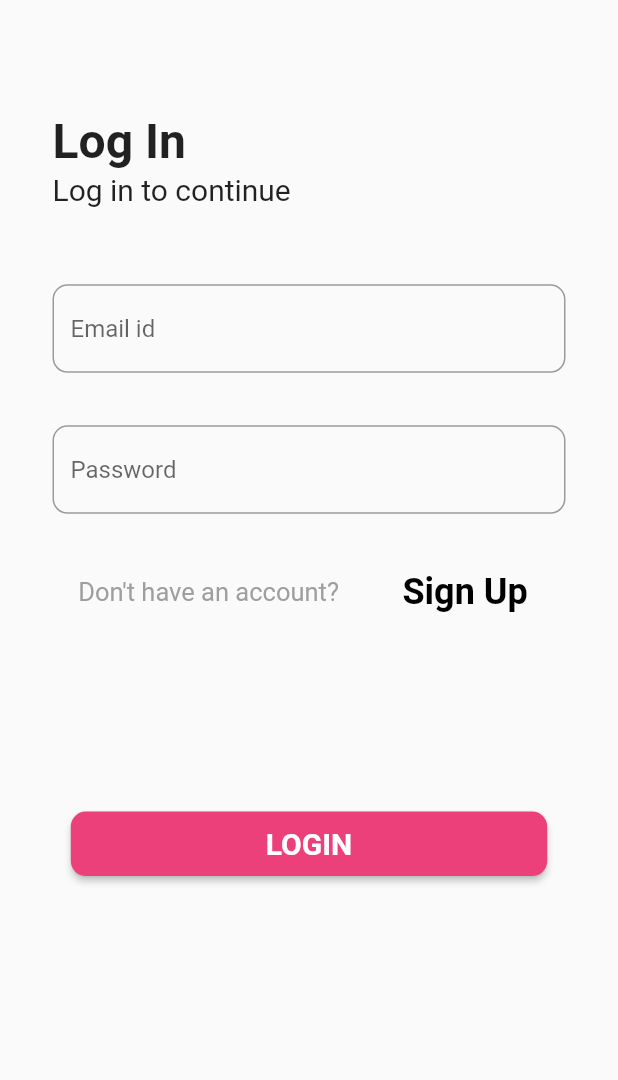
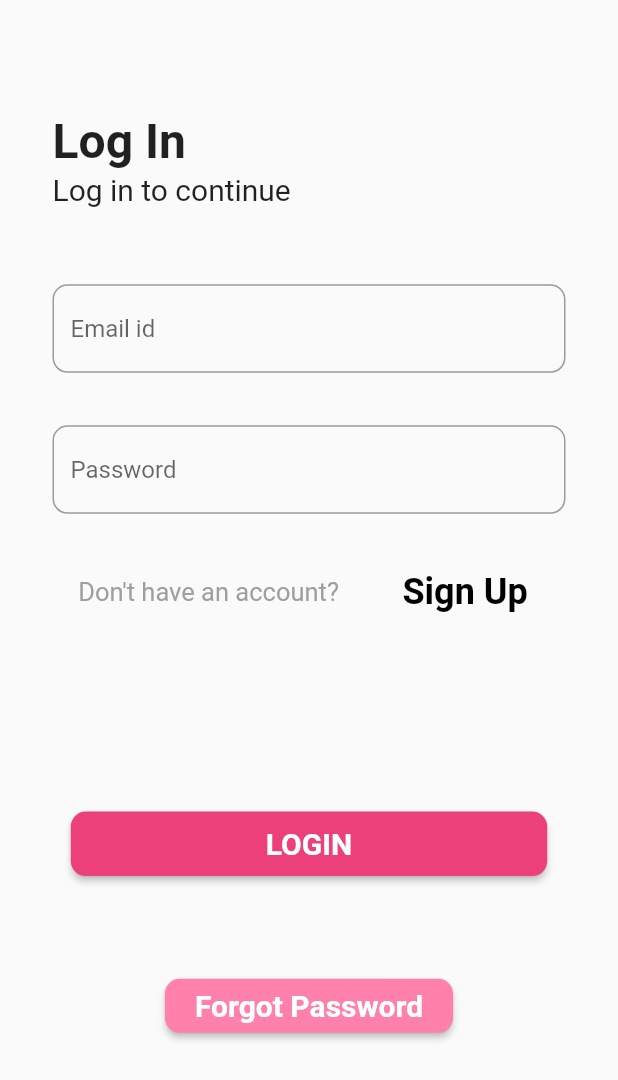
Before and after one commit to PetMeOfficial/PetMeOfficial, a Flutter app: the screen it shows after launch, on a phone screen of 412 x 824 dp. Shown: the top 1080 px of the screen. Run offline on Flutter 3.47's test engine with Material 2 defaults, Android fonts, the phone set to English and light mode, and no system bars; our stand-ins replace cloud_firestore, firebase_auth, firebase_core, get, google_nav_bar; accounts and stored records are empty.

Commit message:
forgot Pass added to login

```diff
--- a/petme/lib/screens/Login/login_page.dart
+++ b/petme/lib/screens/Login/login_page.dart
@@ -1,6 +1,7 @@
 import 'package:firebase_auth/firebase_auth.dart';
 import 'package:flutter/material.dart';
 import 'package:get/get.dart';
+
 
 class MyLogin extends StatefulWidget {
   MyLogin({Key? key}) : super(key: key);
@@ -154,6 +155,27 @@ class _MyLoginState extends State<MyLogin> {
                             )
                           ],
                         ),
+                      ),
+                      const SizedBox(height: 60,),
+                      Container(
+                        child: ElevatedButton(
+                            onPressed: () {
+                              Navigator.pushNamed(context, 'forgot');
+                            },
+                            style: ElevatedButton.styleFrom(
+                              padding: const EdgeInsets.symmetric(horizontal: 20),
+                              backgroundColor: Colors.pinkAccent[100],
+                              shape: RoundedRectangleBorder(
+                                  borderRadius:
+                                  BorderRadius.circular(10.0)),
+                            ),
+                            child: const Text(
+                              'Forgot Password',
+                              style: TextStyle(
+                                  fontSize: 20,
+                                  fontWeight: FontWeight.bold),
+                            )
+                        ),
                       )
                     ],
                   ),
```
Also changed, not shown: petme/lib/screens/Login/forgotPass.dart (added, +109 -0 lines).
